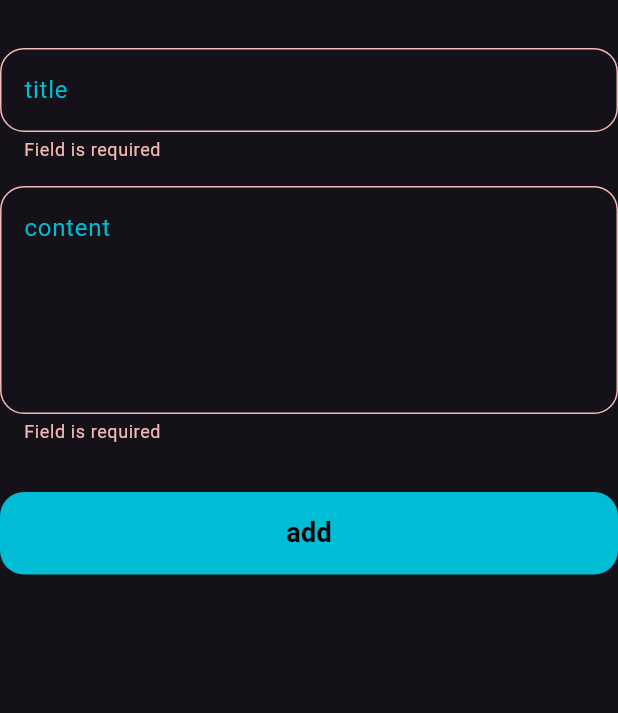
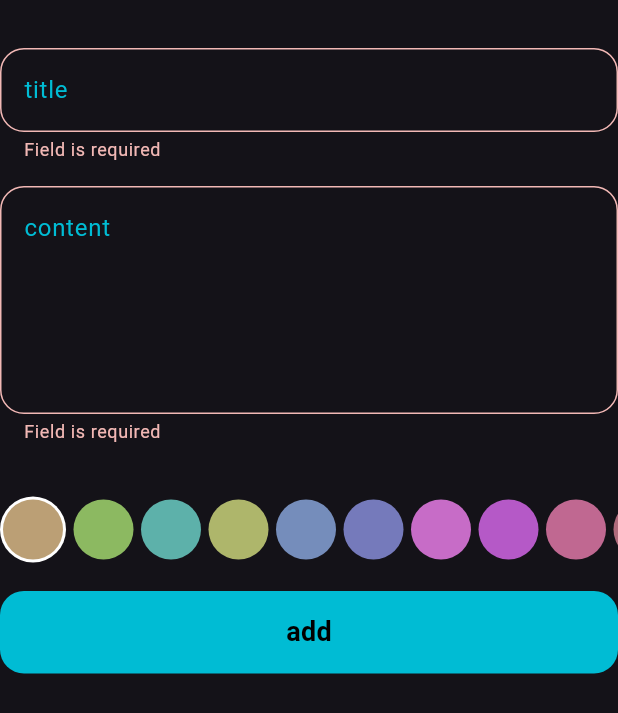
Before and after one commit to AhmedIbarhim/notes_app, a Flutter app: the AddNoteForm widget shown alone on an empty page, opened directly, after a tap on "add", on a phone screen of 412 x 824 dp. Shown: the top 713 px of the screen. Run offline on Flutter 3.47's test engine with Material 3 defaults, Android fonts, the phone set to English and light mode, and no system bars; our stand-ins replace bloc, flutter_bloc, google_fonts, hive, hive_flutter; accounts and stored records are empty.

```diff
--- a/lib/constants/constants.dart
+++ b/lib/constants/constants.dart
@@ -2,3 +2,16 @@ import 'package:flutter/material.dart';
 
 const Color kPrimaryColor = Colors.cyan;
 const kNotesBox = 'notes_box';
+
+List<Color> kColorsList = const [
+  Color.fromARGB(255, 187, 159, 117),
+  Color.fromARGB(255, 140, 185, 97),
+  Color.fromARGB(255, 93, 177, 170),
+  Color.fromARGB(255, 174, 182, 107),
+  Color.fromARGB(255, 117, 141, 187),
+  Color.fromARGB(255, 117, 122, 187),
+  Color.fromARGB(255, 199, 108, 199),
+  Color.fromARGB(255, 181, 89, 199),
+  Color.fromARGB(255, 192, 104, 145),
+  Color.fromARGB(255, 175, 106, 123),
+];
--- a/lib/cubits/add_note_cubit/add_note_cubit.dart
+++ b/lib/cubits/add_note_cubit/add_note_cubit.dart
@@ -1,4 +1,5 @@
 import 'package:bloc/bloc.dart';
+import 'package:flutter/material.dart';
 import 'package:hive_flutter/hive_flutter.dart';
 import 'package:notes_app/constants/constants.dart';
 import 'package:notes_app/models/note_model.dart';
@@ -7,6 +8,8 @@ part 'add_note_state.dart';
 
 class AddNoteCubit extends Cubit<AddNoteState> {
   AddNoteCubit() : super(AddNoteInitial());
+
+  Color color = const Color.fromARGB(255, 187, 159, 117);
 
   bool isLoading = false;
 
--- a/lib/widgets/add_note_form.dart
+++ b/lib/widgets/add_note_form.dart
@@ -3,6 +3,7 @@ import 'package:flutter_bloc/flutter_bloc.dart';
 import 'package:intl/intl.dart';
 import 'package:notes_app/cubits/add_note_cubit/add_note_cubit.dart';
 import 'package:notes_app/models/note_model.dart';
+import 'package:notes_app/widgets/colors_list_view.dart';
 import 'package:notes_app/widgets/custom_button.dart';
 import 'package:notes_app/widgets/custom_text_field.dart';
 
@@ -49,6 +50,13 @@ class _AddNoteFormState extends State<AddNoteForm> {
           const SizedBox(
             height: 32,
           ),
+          const SizedBox(
+            height: 50,
+            child: ColorListView(),
+          ),
+          const SizedBox(
+            height: 16,
+          ),
           BlocBuilder<AddNoteCubit, AddNoteState>(
             builder: (context, state) {
               return CustomButton(
@@ -64,7 +72,8 @@ class _AddNoteFormState extends State<AddNoteForm> {
                         title: title!,
                         description: description!,
                         date: formattedDate.toString(),
-                        color: Colors.pinkAccent.value);
+                        color:
+                            BlocProvider.of<AddNoteCubit>(context).color.value);
                     BlocProvider.of<AddNoteCubit>(context).addNote(noteMode);
                   } else {
                     autovalidateMode = AutovalidateMode.always;
--- /dev/null
+++ b/lib/widgets/colors_list_view.dart
@@ -0,0 +1,68 @@
+import 'package:flutter/material.dart';
+import 'package:flutter_bloc/flutter_bloc.dart';
+import 'package:notes_app/constants/constants.dart';
+import 'package:notes_app/cubits/add_note_cubit/add_note_cubit.dart';
+
+class ColorItem extends StatelessWidget {
+  const ColorItem(
+      {super.key, required this.isActive, required this.color, this.onTap});
+
+  final Color color;
+
+  final bool isActive;
+
+  final void Function()? onTap;
+
+  @override
+  Widget build(BuildContext context) {
+    return isActive
+        ? CircleAvatar(
+            radius: 22,
+            backgroundColor: Colors.white,
+            child: CircleAvatar(
+              backgroundColor: color,
+              radius: 20,
+            ),
+          )
+        : InkWell(
+            onTap: onTap,
+            child: CircleAvatar(
+              radius: 20,
+              backgroundColor: color,
+            ),
+          );
+  }
+}
+
+class ColorListView extends StatefulWidget {
+  const ColorListView({super.key});
+
+  @override
+  State<ColorListView> createState() => _ColorListViewState();
+}
+
+class _ColorListViewState extends State<ColorListView> {
+  int currentIndex = 0;
+
+  @override
+  Widget build(BuildContext context) {
+    return ListView.separated(
+      itemCount: kColorsList.length,
+      scrollDirection: Axis.horizontal,
+      itemBuilder: (context, index) {
+        return ColorItem(
+          isActive: index == currentIndex,
+          color: kColorsList[index],
+          onTap: () {
+            currentIndex = index;
+            BlocProvider.of<AddNoteCubit>(context).color = kColorsList[index];
+            setState(() {});
+          },
+        );
+      },
+      separatorBuilder: (context, index) => const SizedBox(
+        width: 5,
+      ),
+    );
+  }
+}
```
